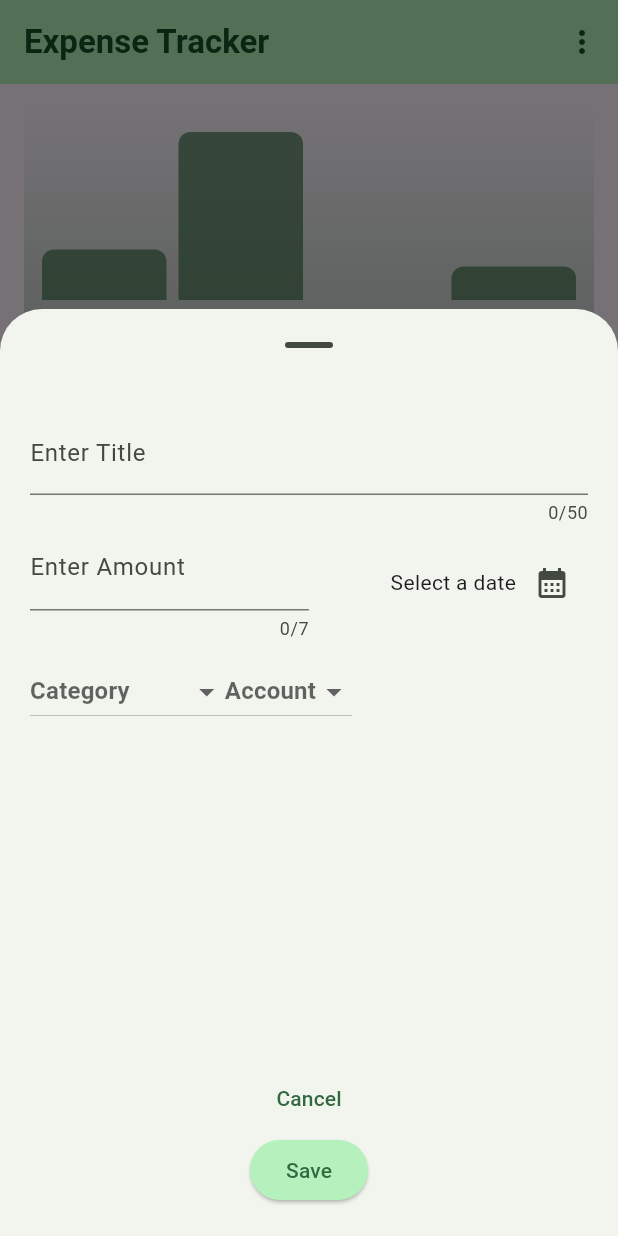
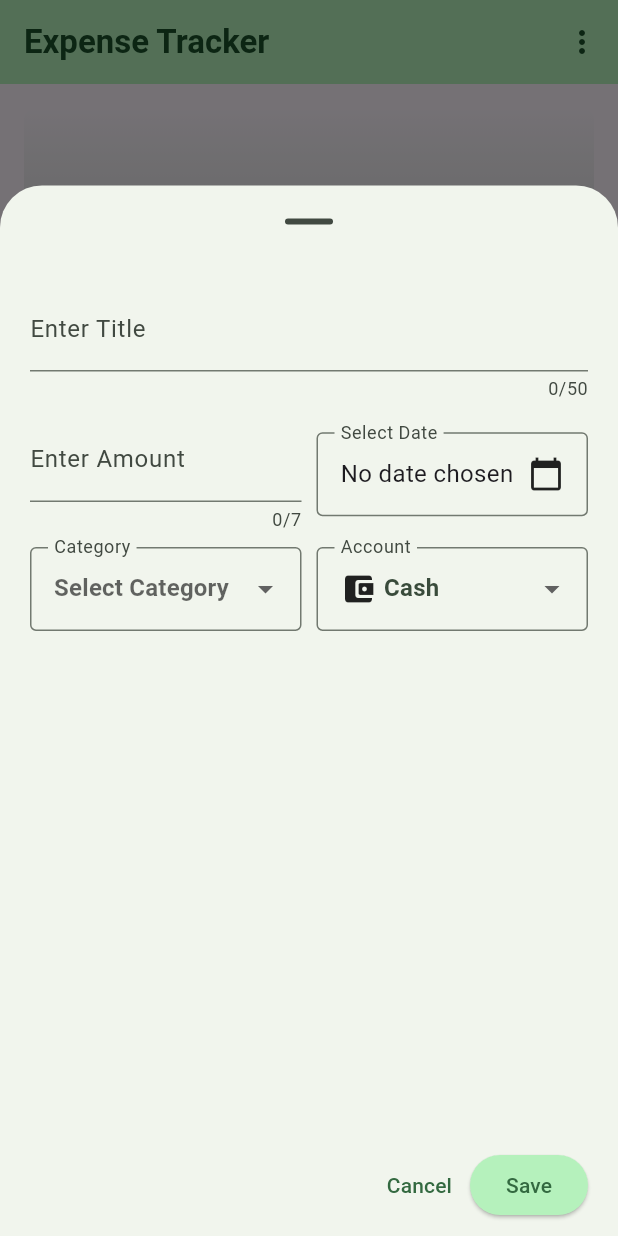
Before and after one commit to mutafyan/expense_tracker, a Flutter app: the screen it shows after launch, after a tap on the "add" icon, on a phone screen of 412 x 824 dp. Run offline on Flutter 3.47's test engine with Material 3 defaults, Android fonts, the phone set to English and light mode, and no system bars; our stand-ins replace sqflite; accounts and stored records are empty.

Commit message:
add local db for storing and managing app data, remove dummy data. Add accounts and calculating balance (wip)

```diff
--- /dev/null
+++ b/lib/data/db_helper.dart
@@ -0,0 +1,112 @@
+import 'package:expense_tracker/models/account/account.dart';
+import 'package:expense_tracker/models/expense.dart';
+import 'package:sqflite/sqflite.dart';
+import 'package:path/path.dart';
+
+class DatabaseHelper {
+  static final DatabaseHelper instance = DatabaseHelper._init();
+  static Database? _database;
+
+  final List<Account> defaultAccounts = [
+    Account(name: "Cash", balance: 0),
+    Account(name: "Card", balance: 0),
+  ];
+
+  DatabaseHelper._init();
+
+  Future<Database> get database async {
+    if (_database != null) return _database!;
+    _database = await _initDB('expenses.db');
+    return _database!;
+  }
+
+  Future<Database> _initDB(String dbName) async {
+    final dbPath = await getDatabasesPath();
+    final path = join(dbPath, dbName);
+
+    return await openDatabase(
+      path,
+      version: 1,
+      onCreate: _createDB,
+    );
+  }
+
+  Future _createDB(Database db, int version) async {
+    const idType = 'TEXT PRIMARY KEY';
+    const textType = 'TEXT NOT NULL';
+    const intType = 'INTEGER NOT NULL';
+
+    await db.execute('''
+      CREATE TABLE accounts (
+        id $idType,
+        name $textType,
+        balance $intType
+      )
+    ''');
+
+    await db.execute('''
+      CREATE TABLE expenses (
+        id $idType,
+        title $textType,
+        amount $intType,
+        date $textType,
+        category $intType,
+        account_id $textType,
+        FOREIGN KEY (account_id) REFERENCES accounts (id)
+      )
+    ''');
+  }
+
+  Future<void> addDefaultAccounts() async {
+    final db = await instance.database;
+    for (var account in defaultAccounts) {
+      final List<Map<String, dynamic>> existingAccounts = await db
+          .query('accounts', where: 'name = ?', whereArgs: [account.name]);
+      if (existingAccounts.isEmpty) {
+        await db.insert('accounts', account.toMap());
+      } else {
+        account.id = existingAccounts.first['id'];
+      }
+    }
+  }
+
+  Future<int> insertExpense(Expense expense) async {
+    final db = await instance.database;
+    return await db.insert('expenses', expense.toMap());
+  }
+
+  Future<List<Expense>> getAllExpenses(List<Account> accountsList) async {
+    final db = await instance.database;
+    final result = await db.query('expenses');
+    return result.map((map) {
+      final accountId = map['account_id'];
+      final account = accountsList.firstWhere(
+        (acc) => acc.id == accountId.toString(),
+        orElse: () =>
+            Account(id: accountId.toString(), name: 'Unknown', balance: 0),
+      );
+      return Expense.fromMap(map, account);
+    }).toList();
+  }
+
+  Future<int> deleteExpense(String id) async {
+    final db = await instance.database;
+    return await db.delete('expenses', where: 'id = ?', whereArgs: [id]);
+  }
+
+  Future<List<Account>> getAllAccounts() async {
+    final db = await instance.database;
+    final result = await db.query('accounts');
+    return result.map((map) => Account.fromMap(map)).toList();
+  }
+
+  Future<int> updateAccount(Account account) async {
+    final db = await instance.database;
+    return await db.update(
+      'accounts',
+      account.toMap(),
+      where: 'id = ?',
+      whereArgs: [account.id],
+    );
+  }
+}
--- a/lib/data/dummy_expenses.dart
+++ /dev/null
@@ -1,26 +0,0 @@
-import 'package:expense_tracker/models/account/account.dart';
-import 'package:expense_tracker/models/expense.dart';
-
-var expenses = [
-  Expense(
-    amount: 1000,
-    title: "Taxi",
-    category: Category.transport,
-    date: DateTime.now(),
-    account: Account(name: "cash"),
-  ),
-  Expense(
-    amount: 1500,
-    title: "Lunch",
-    category: Category.food,
-    date: DateTime.now(),
-    account: Account(name: "cash"),
-  ),
-  Expense(
-    amount: 5000,
-    title: "Cinema",
-    category: Category.leisure,
-    date: DateTime.now(),
-    account: Account(name: "card"),
-  ),
-];
--- a/lib/models/account/account.dart
+++ b/lib/models/account/account.dart
@@ -1,22 +1,56 @@
 import 'package:flutter/material.dart';
+import 'package:uuid/uuid.dart';
+
+const uuid = Uuid();
 
 class Account {
-  Account({required this.name, this.balance = 0}) {
-    if (name.toLowerCase() == "cash") {
-      icon = const Icon(Icons.account_balance_wallet_rounded);
-    } else if (name.toLowerCase() == "card") {
-      icon = const Icon(Icons.wallet);
-    } else {
-      icon = const Icon(Icons.account_balance_rounded);
+  Account({
+    String? id,
+    required this.name,
+    this.balance = 0,
+  })  : id = id ?? uuid.v4(),
+        icon = _getIconForAccount(name);
+
+  String id;
+  final String name;
+  int balance;
+  final Icon icon;
+
+  static Icon _getIconForAccount(String name) {
+    switch (name.toLowerCase()) {
+      case 'cash':
+        return const Icon(Icons.account_balance_wallet_rounded);
+      case 'card':
+        return const Icon(Icons.credit_card);
+      default:
+        return const Icon(Icons.account_balance_rounded);
     }
   }
-  final String name;
-  late Icon icon;
-  int balance;
 
   String get getName => name[0].toUpperCase() + name.substring(1);
   int get getBalance => balance;
+
   void addIncome(int income) {
     balance += income;
   }
+
+  void deductExpense(int expense) {
+    balance -= expense;
+  }
+
+  Map<String, dynamic> toMap() {
+    return {
+      'id': id,
+      'name': name,
+      'balance': balance,
+    };
+  }
+
+  factory Account.fromMap(Map<String, dynamic> map) {
+    return Account(
+      id: map['id'],
+      name: map['name'],
+      balance: map['balance'],
+    );
+  }
 }
--- a/lib/models/expense.dart
+++ b/lib/models/expense.dart
@@ -12,23 +12,48 @@ const categoryIcons = {
   Category.food: Icons.lunch_dining,
   Category.transport: Icons.emoji_transportation,
   Category.health: Icons.medication,
-  Category.leisure: Icons.movie
+  Category.leisure: Icons.movie,
 };
 
 class Expense {
   Expense({
+    String? id,
     required this.title,
     required this.amount,
     required this.date,
     required this.category,
     required this.account,
-  }) : id = uuid.v4();
+  }) : id = id ?? uuid.v4();
+
   final String id, title;
   final int amount;
   final DateTime date;
   final Category category;
   final Account account;
+
   String get formattedDate {
     return formatter.format(date);
   }
+
+  Map<String, dynamic> toMap() {
+    return {
+      'id': id,
+      'title': title,
+      'amount': amount,
+      'date': date.toIso8601String(),
+      'category': category.index,
+      'account_id': account.id,
+    };
+  }
+
+  factory Expense.fromMap(Map<String, dynamic> map, Account account) {
+    return Expense(
+      id: map['id'],
+      title: map['title'],
+      amount: map['amount'],
+      date: DateTime.parse(map['date']),
+      category: Category.values[map['category']],
+      account: account,
+    );
+  }
 }
--- a/lib/widgets/expenses.dart
+++ b/lib/widgets/expenses.dart
@@ -3,11 +3,13 @@ import 'package:expense_tracker/widgets/modal/add_expense_modal.dart';
 import 'package:expense_tracker/widgets/chart/chart.dart';
 import 'package:expense_tracker/widgets/expenses_list/expenses_list.dart';
 import 'package:expense_tracker/models/expense.dart';
+import 'package:expense_tracker/models/account/account.dart';
+import 'package:expense_tracker/data/db_helper.dart';
 import 'package:flutter/material.dart';
-import 'package:expense_tracker/data/dummy_expenses.dart';
 
 class Expenses extends StatefulWidget {
   const Expenses({super.key});
+
   @override
   State<Expenses> createState() {
     return _ExpensesState();
@@ -15,15 +17,34 @@ class Expenses extends StatefulWidget {
 }
 
 class _ExpensesState extends State<Expenses> {
-  final List<Expense> _registeredExpenses = expenses;
+  final dbHelper = DatabaseHelper.instance;
+  List<Expense> _registeredExpenses = [];
+  List<Account> _accounts = [];
+
+  @override
+  void initState() {
+    super.initState();
+    _loadData(); // Load accounts and expenses from the database when initializing
+  }
+
+  Future<void> _loadData() async {
+    await dbHelper
+        .addDefaultAccounts(); // add cash and card as default accounts
+    final accounts = await dbHelper.getAllAccounts();
+    final expenses = await dbHelper.getAllExpenses(accounts);
+    setState(() {
+      _accounts = accounts;
+      _registeredExpenses = expenses;
+    });
+  }
+
   void _openAddExpenseModal() {
     final height = MediaQuery.of(context).size.height;
-    print(MediaQuery.of(context).size.width);
     showModalBottomSheet(
       useSafeArea: true,
       showDragHandle: true,
       isScrollControlled: height < 600,
-      scrollControlDisabledMaxHeightRatio: 0.75,
+      scrollControlDisabledMaxHeightRatio: 0.85,
       context: context,
       builder: (ctx) => AddExpenseModal(
         onAddExpense: _addExpense,
@@ -31,17 +52,33 @@ class _ExpensesState extends State<Expenses> {
     );
   }
 
-  void _addExpense(Expense expense) {
+  void _addExpense(Expense expense) async {
+    await dbHelper.insertExpense(expense);
+    final updatedAccount = expense.account;
+    updatedAccount.deductExpense(expense.amount);
+    await dbHelper.updateAccount(updatedAccount);
+
     setState(() {
       _registeredExpenses.add(expense);
     });
   }
 
-  void _removeExpense(Expense expense) {
+  void _removeExpense(Expense expense) async {
     final index = _registeredExpenses.indexOf(expense);
+    final updatedAccount = expense.account;
+    await dbHelper.deleteExpense(expense.id);
+    updatedAccount.addIncome(expense.amount);
+    await dbHelper.updateAccount(updatedAccount);
+
     setState(() {
-      _registeredExpenses.remove(expense);
+      _registeredExpenses.removeAt(index);
     });
+
+    // Show snackbar with undo option
+    _showSnackBar(expense, updatedAccount, index);
+  }
+
+  void _showSnackBar(Expense expense, Account updatedAccount, int index) {
     ScaffoldMessenger.of(context).clearSnackBars();
     ScaffoldMessenger.of(context).showSnackBar(
       SnackBar(
@@ -49,11 +86,17 @@ class _ExpensesState extends State<Expenses> {
         duration: const Duration(seconds: 3),
         action: SnackBarAction(
           label: "Undo",
-              onPressed: () {
+          onPressed: () async {
+            // Re-add the expense to the database and the local list
+            await dbHelper.insertExpense(expense);
+            updatedAccount.deductExpense(expense.amount);
+            await dbHelper.updateAccount(updatedAccount);
             setState(() {
               _registeredExpenses.insert(index, expense);
             });
-              })),
+          },
+        ),
+      ),
     );
   }
 
@@ -62,19 +105,18 @@ class _ExpensesState extends State<Expenses> {
   @override
   Widget build(BuildContext context) {
     final width = MediaQuery.of(context).size.width;
+
     Widget mainContent = const Center(
       child: Text("No recorded expenses, add a new one"),
     );
+
     if (_registeredExpenses.isNotEmpty) {
-      mainContent = Column(
-        children: [
-          Expanded(
-            child: ExpensesList(
-                expenses: _registeredExpenses, onRemoveExpense: _removeExpense),
-          ),
-        ],
+      mainContent = ExpensesList(
+        expenses: _registeredExpenses,
+        onRemoveExpense: _removeExpense,
       );
     }
+
     return Scaffold(
       floatingActionButton: AddButton(onPress: _openAddExpenseModal),
       floatingActionButtonLocation: FloatingActionButtonLocation.endFloat,
@@ -84,7 +126,7 @@ class _ExpensesState extends State<Expenses> {
             onSelected: (value) {
               switch (value) {
                 case 0:
-                  _openAddCategoryModal;
+                  _openAddCategoryModal();
                   break;
               }
             },
--- /dev/null
+++ b/lib/widgets/modal/account_picker.dart
@@ -0,0 +1,57 @@
+import 'package:expense_tracker/models/account/account.dart';
+import 'package:flutter/material.dart';
+
+class AccountPicker extends StatelessWidget {
+  const AccountPicker({
+    required this.selectedAccount,
+    required this.availableAccounts,
+    required this.onChange,
+    super.key,
+  });
+  final void Function(dynamic) onChange;
+  final Account? selectedAccount;
+  final List<Account> availableAccounts;
+  @override
+  Widget build(BuildContext context) {
+    return Expanded(
+      child: DropdownButtonFormField<Account>(
+        value: selectedAccount,
+        hint: const Text("Select Account"),
+        onChanged: onChange,
+        decoration: const InputDecoration(
+          border: OutlineInputBorder(),
+          labelText: "Account",
+        ),
+        selectedItemBuilder: (BuildContext context) {
+          return availableAccounts.map<Widget>((Account account) {
+            return Row(
+              children: [
+                account.icon,
+                const SizedBox(width: 5),
+                Text(account.getName),
+              ],
+            );
+          }).toList();
+        },
+        items: availableAccounts
+            .map(
+              (account) => DropdownMenuItem(
+                value: account,
+                child: Expanded(
+                  child: Row(
+                    children: [
+                      account.icon,
+                      const SizedBox(width: 5),
+                      Text(account.getName),
+                      const Spacer(),
+                      Text("֏ ${account.getBalance.toString()}"),
+                    ],
+                  ),
+                ),
+              ),
+            )
+            .toList(),
+      ),
+    );
+  }
+}
--- a/lib/widgets/modal/add_expense_modal.dart
+++ b/lib/widgets/modal/add_expense_modal.dart
@@ -1,13 +1,14 @@
+import 'package:expense_tracker/data/db_helper.dart';
 import 'package:expense_tracker/models/account/account.dart';
 import 'package:expense_tracker/models/expense.dart';
-import 'package:expense_tracker/widgets/modal/dropdown_item.dart';
+import 'package:expense_tracker/widgets/modal/account_picker.dart';
+import 'package:expense_tracker/widgets/modal/category_picker.dart';
 import 'package:flutter/material.dart';
-
-List<Account> accounts = [Account(name: "cash"), Account(name: "card")];
 
 class AddExpenseModal extends StatefulWidget {
   const AddExpenseModal({super.key, required this.onAddExpense});
   final void Function(Expense expense) onAddExpense;
+
   @override
   State<StatefulWidget> createState() => _AddExpenseModalState();
 }
@@ -15,29 +16,50 @@ class AddExpenseModal extends StatefulWidget {
 class _AddExpenseModalState extends State<AddExpenseModal> {
   final _titleController = TextEditingController();
   final _amountController = TextEditingController();
+  final dbHelper = DatabaseHelper.instance;
   String? _titleError, _amountError;
   DateTime? _pickedDate;
   Category? _selectedCategory;
   Account? _selectedAccount;
+  List<Account> availableAccounts = [];
+
+  @override
+  void initState() {
+    super.initState();
+    _loadAccounts();
+  }
+
   void _goBack() {
     Navigator.pop(context);
   }
 
+  Future<void> _loadAccounts() async {
+    final accounts = await dbHelper.getAllAccounts();
+    setState(() {
+      availableAccounts = accounts;
+      if (availableAccounts.isNotEmpty) {
+        _selectedAccount = availableAccounts[0];
+      }
+    });
+  }
+
   void _saveNewExpense(String title, int amount) {
-    widget.onAddExpense(
-      Expense(
+    final newExpense = Expense(
       title: title,
       amount: amount,
       date: _pickedDate!,
       category: _selectedCategory!,
-          account: _selectedAccount!),
+      account: _selectedAccount!,
     );
+
+    widget.onAddExpense(newExpense);
     _goBack();
   }
 
   void _validateInput() {
     int? amount = int.tryParse(_amountController.text);
     String title = _titleController.text;
+
     if (!(_validateTitle(title) &&
         _validateAmount(amount) &&
         _validateCategoryAndDate() &&
@@ -48,40 +70,15 @@ class _AddExpenseModalState extends State<AddExpenseModal> {
 
   bool _validateCategoryAndDate() {
     if (_selectedCategory == null || _pickedDate == null) {
-      showDialog(
-        context: context,
-        builder: (ctx) => AlertDialog(
-          title: const Text("Invalid input"),
-          content: const Text("Please re-check entered date and category"),
-          actions: [
-            ElevatedButton(
-              onPressed: _goBack,
-              child: const Text("Okay"),
-            )
-          ],
-        ),
-      );
+      _showErrorDialog("Invalid input", "Please select a date and category.");
       return false;
-    } else {
+    }
     return true;
-    }
   }
 
   bool _validateAccount() {
     if (_selectedAccount == null) {
-      showDialog(
-        context: context,
-        builder: (ctx) => AlertDialog(
-          title: const Text("No account selected"),
-          content: const Text("Please retry"),
-          actions: [
-            ElevatedButton(
-              onPressed: _goBack,
-              child: const Text("Okay"),
-            )
-          ],
-        ),
-      );
+      _showErrorDialog("No account selected", "Please select an account.");
       return false;
     }
     return true;
@@ -90,7 +87,7 @@ class _AddExpenseModalState extends State<AddExpenseModal> {
   bool _validateAmount(int? amount) {
     if (amount == null || amount <= 0) {
       setState(() {
-        _amountError = "Invalid amount";
+        _amountError = "Please enter a valid positive amount.";
       });
       return false;
     } else {
@@ -104,7 +101,7 @@ class _AddExpenseModalState extends State<AddExpenseModal> {
   bool _validateTitle(String title) {
     if (title.trim().isEmpty) {
       setState(() {
-        _titleError = "Invalid title";
+        _titleError = "Title cannot be empty.";
       });
       return false;
     } else {
@@ -129,6 +126,22 @@ class _AddExpenseModalState extends State<AddExpenseModal> {
     });
   }
 
+  void _showErrorDialog(String title, String message) {
+    showDialog(
+      context: context,
+      builder: (ctx) => AlertDialog(
+        title: Text(title),
+        content: Text(message),
+        actions: [
+          ElevatedButton(
+            onPressed: () => Navigator.of(ctx).pop(),
+            child: const Text("Okay"),
+          ),
+        ],
+      ),
+    );
+  }
+
   @override
   void dispose() {
     _amountController.dispose();
@@ -144,21 +157,33 @@ class _AddExpenseModalState extends State<AddExpenseModal> {
     }
   }
 
+  void _onAccountSelect(value) {
+    if (value != null) {
+      setState(() {
+        _selectedAccount = value;
+      });
+    }
+  }
+
   @override
   Widget build(BuildContext context) {
+    final keyboardSize = MediaQuery.of(context).viewInsets.bottom;
     return Padding(
-      padding: const EdgeInsets.all(20),
+      padding: EdgeInsets.fromLTRB(20, 20, 20, keyboardSize + 10),
       child: Column(
+        mainAxisSize: MainAxisSize.min,
         children: [
           TextField(
             controller: _titleController,
-            style: TextStyle(color: Theme.of(context).colorScheme.onPrimary),
+            style: TextStyle(
+                color: Theme.of(context).colorScheme.onPrimaryContainer),
             maxLength: 50,
             decoration: InputDecoration(
               label: const Text("Enter Title"),
               errorText: _titleError,
             ),
           ),
+          const SizedBox(height: 10),
           Row(
             children: [
               Expanded(
@@ -173,68 +198,60 @@ class _AddExpenseModalState extends State<AddExpenseModal> {
                   ),
                 ),
               ),
+              const SizedBox(width: 10),
               Expanded(
+                child: InkWell(
+                  onTap: _openDatePicker,
+                  child: InputDecorator(
+                    decoration: const InputDecoration(
+                      labelText: "Select Date",
+                      border: OutlineInputBorder(),
+                    ),
                     child: Row(
-                  mainAxisAlignment: MainAxisAlignment.end,
-                  crossAxisAlignment: CrossAxisAlignment.center,
+                      mainAxisAlignment: MainAxisAlignment.spaceBetween,
                       children: [
-                    Text(_pickedDate == null
-                        ? "Select a date"
-                        : formatter.format(_pickedDate!)),
-                    IconButton(
-                        onPressed: _openDatePicker,
-                        icon: const Icon(Icons.calendar_month)),
-                  ],
+                        Text(
+                          _pickedDate == null
+                              ? "No date chosen"
+                              : formatter.format(_pickedDate!),
+                          style: const TextStyle(fontSize: 16),
                         ),
-              )
-            ],
-          ),
-          const SizedBox(
-            height: 10,
-          ),
-          Row(
-            children: [
-              DropdownItem(
-                  selectedCategory: _selectedCategory,
-                  onChange: _onCategorySelect),
-              DropdownButton(
-                  hint: const Text("Account"),
-                  items: accounts
-                      .map(
-                        (account) => DropdownMenuItem(
-                          value: account,
-                          child: Expanded(
-                            child: Column(
-                              children: [
-                                Expanded(
-                                  child: Row(
-                                    children: [
-                                      account.icon,
-                                      Text(account.getName),
-                                    ],
-                                  ),
-                                ),
-                                Text(
-                                  "֏ ${account.getBalance.toString()}",
-                                ),
+                        const Icon(Icons.calendar_today),
                       ],
                     ),
                   ),
                 ),
-                      )
-                      .toList(),
-                  onChanged: (value) {
-                    if (value != null) {
-                      setState(() {
-                        _selectedAccount = value;
-                      });
-                    }
-                  }),
+              ),
+            ],
+          ),
+          const SizedBox(height: 10),
+          Row(
+            children: [
+              Expanded(
+                child: CategoryPicker(
+                  selectedCategory: _selectedCategory,
+                  onChange: _onCategorySelect,
+                ),
+              ),
+              const SizedBox(width: 10),
+              Expanded(
+                child: AccountPicker(
+                  selectedAccount: _selectedAccount,
+                  availableAccounts: availableAccounts,
+                  onChange: _onAccountSelect,
+                ),
+              ),
             ],
           ),
           const Spacer(),
+          Row(
+            children: [
+              const Spacer(),
               TextButton(onPressed: _goBack, child: const Text("Cancel")),
-          ElevatedButton(onPressed: _validateInput, child: const Text("Save"))
+              ElevatedButton(
+                  onPressed: _validateInput, child: const Text("Save"))
+            ],
+          ),
         ],
       ),
     );
--- a/lib/widgets/modal/dropdown_item.dart
+++ b/lib/widgets/modal/category_picker.dart
@@ -1,8 +1,8 @@
 import 'package:flutter/material.dart';
 import 'package:expense_tracker/models/expense.dart';
 
-class DropdownItem extends StatelessWidget {
-  const DropdownItem({
+class CategoryPicker extends StatelessWidget {
+  const CategoryPicker({
     required this.selectedCategory,
     required this.onChange,
     super.key,
@@ -11,9 +11,13 @@ class DropdownItem extends StatelessWidget {
   final Category? selectedCategory;
   @override
   Widget build(BuildContext context) {
-    return DropdownButton(
-      hint: const Text("Category"),
+    return DropdownButtonFormField<Category>(
+      hint: const Text("Select Category"),
       value: selectedCategory,
+      decoration: const InputDecoration(
+        border: OutlineInputBorder(),
+        labelText: "Category",
+      ),
       items: Category.values
           .map(
             (category) => DropdownMenuItem(
--- a/pubspec.yaml
+++ b/pubspec.yaml
@@ -31,6 +31,8 @@ dependencies:
   flutter:
     sdk: flutter
 
+  sqflite: ^2.0.0+4
+  path: ^1.8.0
 
   # The following adds the Cupertino Icons font to your application.
   # Use with the CupertinoIcons class for iOS style icons.
```
Also changed, not shown: pubspec.lock. Lines whose indentation alone changed are shown as unchanged.
